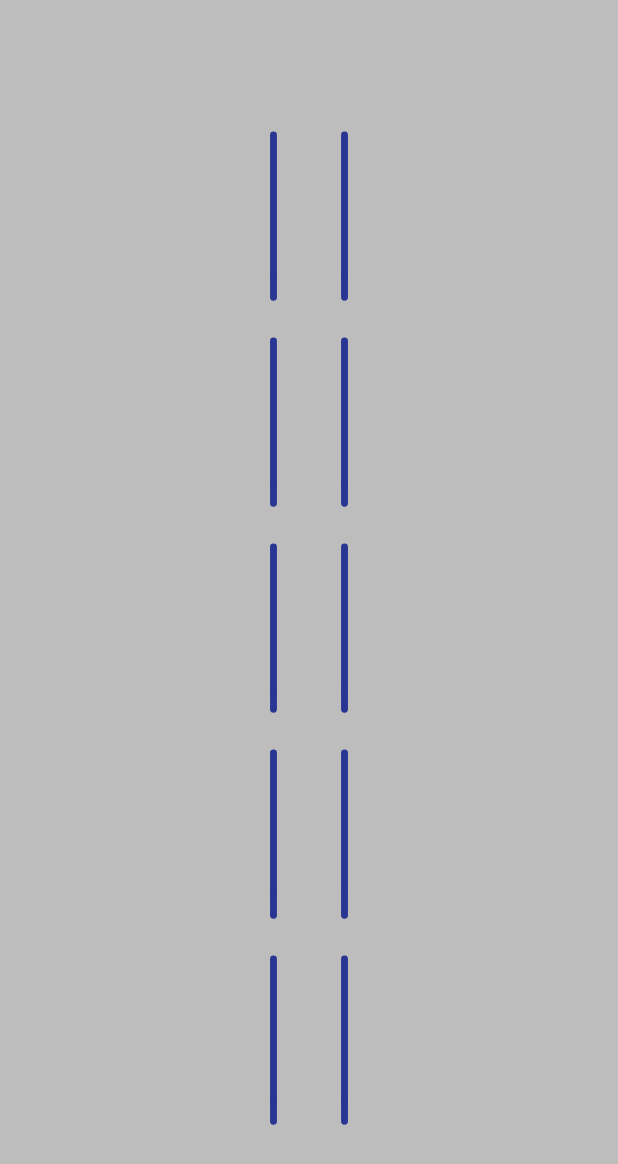
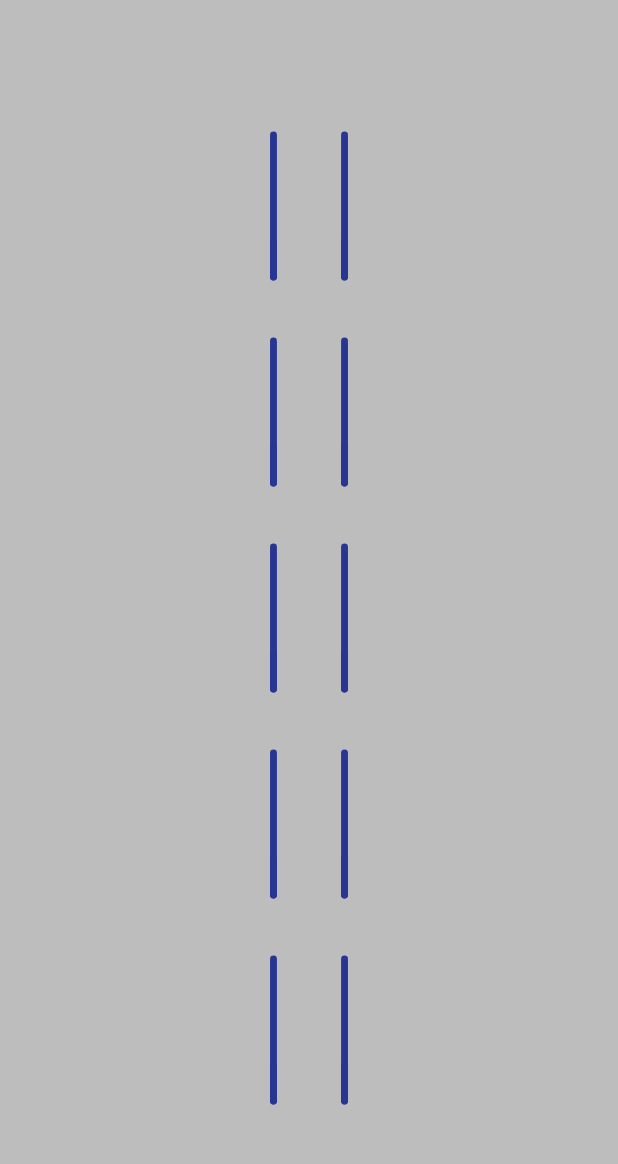
Before and after one commit to Anwesh43/LinkedBoxRotFillView, an Android app: the screen it shows after launch (MainActivity), on a phone screen of 412 x 824 dp. Shown: the top 1164 px of the screen. Run offline under Robolectric (Android 15) with nearby library versions, the phone set to English and light mode, and no system bars.

```diff
--- a/boxrotfillview/src/main/java/com/anwesh/uiprojects/boxrotfillview/BoxRotFillView.kt
+++ b/boxrotfillview/src/main/java/com/anwesh/uiprojects/boxrotfillview/BoxRotFillView.kt
@@ -23,7 +23,7 @@ val foreColor : Int = Color.parseColor("#283593")
 val backColor : Int = Color.parseColor("#BDBDBD")
 val rotDeg : Float = 90f
 val fillFactor : Float = 0.85f
-val lSizeFactor : Float = 3.5f
+val delay : Long = 20
 
 fun Int.inverse() : Float = 1f / this
 fun Float.scaleFactor() : Float = Math.floor(this / scDiv).toFloat()
@@ -41,7 +41,7 @@ fun Canvas.drawRotLines(i : Int, sc : Float, size : Float, paint : Paint) {
     drawLine(0f, 0f, 0f, -2 * size, paint)
     save()
     rotate(rotDeg * sc.divideScale(i, lines) * (1f - 2 * i))
-    drawLine(0f, 0f, 0f, size / lSizeFactor, paint)
+    drawLine(0f, 0f, 0f, -size / 2, paint)
     restore()
     restore()
 }
@@ -61,7 +61,10 @@ fun Canvas.drawBRFNode(i : Int, scale : Float, paint : Paint) {
     for (j in 0..(lines - 1)) {
         drawRotLines(j, sc1, size, paint)
     }
-    drawRect(RectF(-size / 2, -size * fillFactor * sc2, size / 2, 0f), paint)
+    save()
+    translate(0f, size)
+    drawRect(RectF(-size / 2, -2 * size * fillFactor * sc2, size / 2, 0f), paint)
+    restore()
     restore()
 }
 
@@ -109,7 +112,7 @@ class BoxRotFillView(ctx : Context) : View(ctx) {
             if (animated) {
                 cb()
                 try {
-                    Thread.sleep(50)
+                    Thread.sleep(delay)
                     view.invalidate()
                 } catch(ex : Exception) {
 
```
